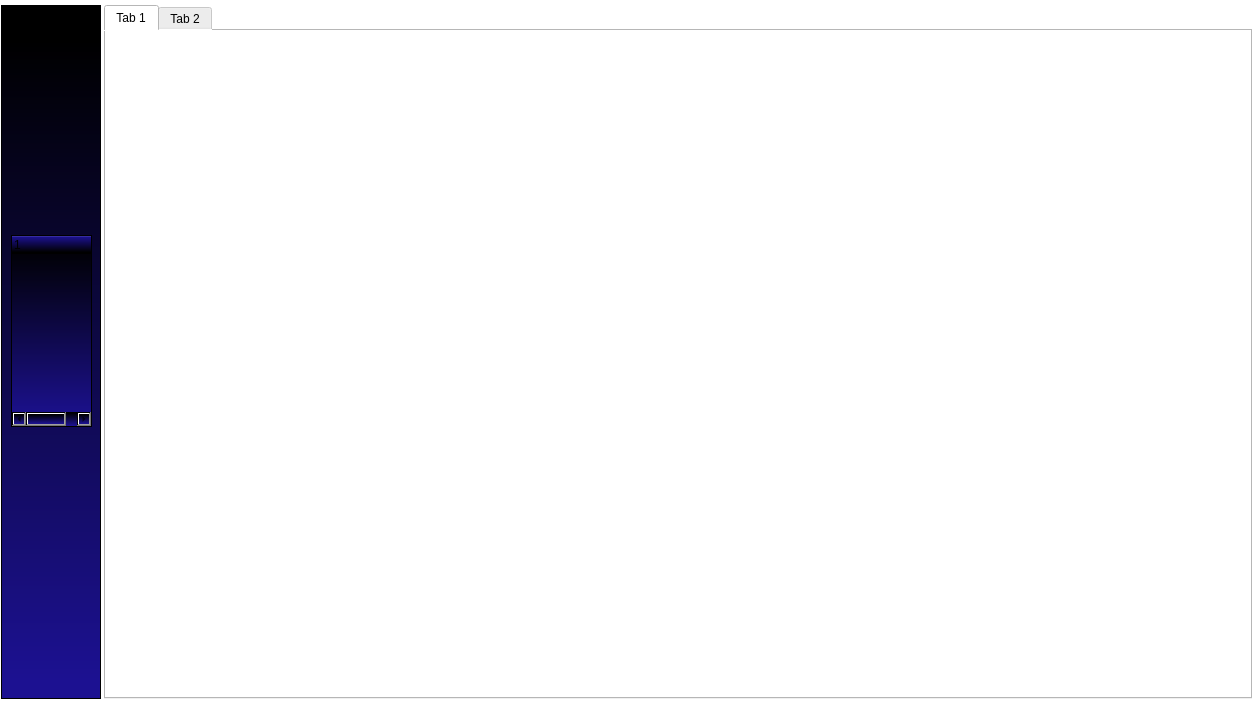
Before: the Qt Designer form mainwindow.ui in totocr4ft/modus, drawn with Qt 5.
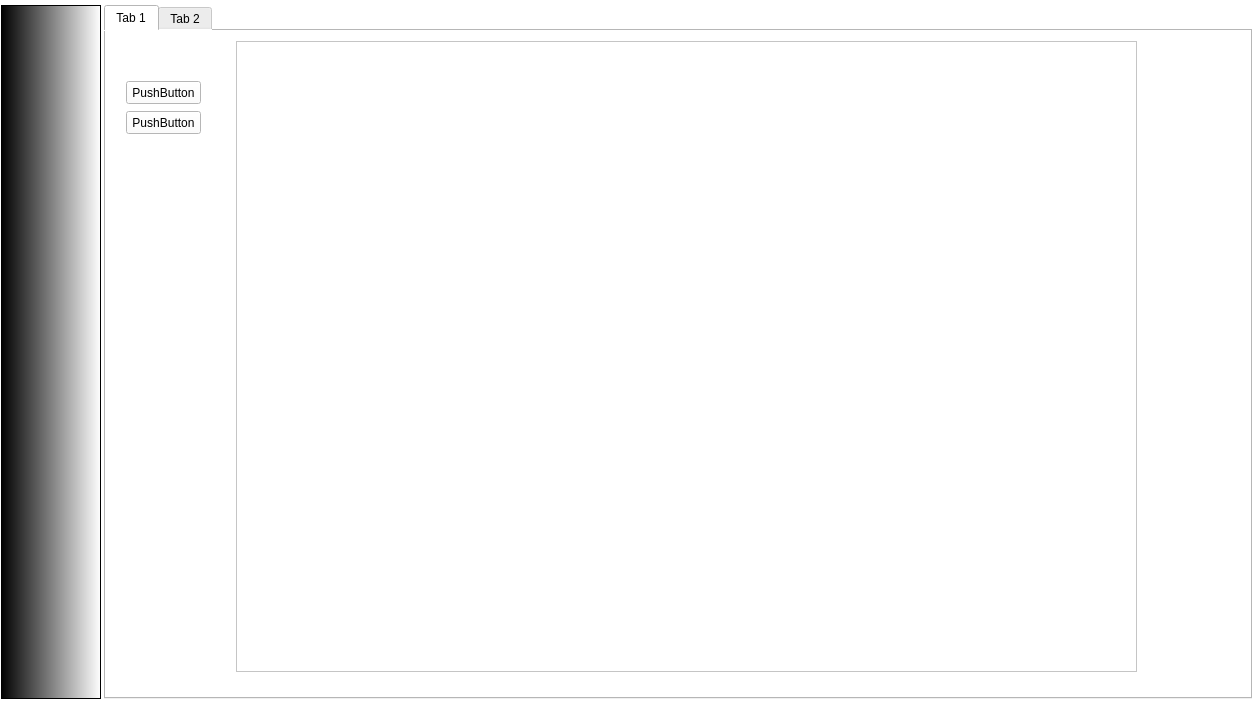
After: the same form once the commit is applied.

Diff of the .ui file:
```diff
--- a/mainwindow.ui
+++ b/mainwindow.ui
@@ -51,8 +51,7 @@
        </size>
       </property>
       <property name="styleSheet">
-       <string notr="true">background-color:#8298ff;
-background-color: qlineargradient(spread:pad, x1:0, y1:1, x2:0, y2:0, stop:0.0284091 rgba(28, 17, 145, 255), stop:0.948864 rgba(0, 0, 0, 255));</string>
+       <string notr="true">background-color: qlineargradient(spread:pad, x1:0, y1:0, x2:1, y2:0, stop:0 rgba(0, 0, 0, 255), stop:1 rgba(255, 255, 255, 255));</string>
       </property>
       <property name="frameShape">
        <enum>QFrame::StyledPanel</enum>
@@ -60,21 +59,6 @@
       <property name="frameShadow">
        <enum>QFrame::Raised</enum>
       </property>
-      <widget class="QTreeWidget" name="treeWidget">
-       <property name="geometry">
-        <rect>
-         <x>10</x>
-         <y>230</y>
-         <width>81</width>
-         <height>192</height>
-        </rect>
-       </property>
-       <column>
-        <property name="text">
-         <string notr="true">1</string>
-        </property>
-       </column>
-      </widget>
      </widget>
     </item>
     <item row="0" column="1">
@@ -89,6 +73,42 @@
        <attribute name="title">
         <string>Tab 1</string>
        </attribute>
+       <widget class="QPushButton" name="pushButton">
+        <property name="geometry">
+         <rect>
+          <x>20</x>
+          <y>80</y>
+          <width>75</width>
+          <height>23</height>
+         </rect>
+        </property>
+        <property name="text">
+         <string>PushButton</string>
+        </property>
+       </widget>
+       <widget class="QPushButton" name="pushButton_2">
+        <property name="geometry">
+         <rect>
+          <x>20</x>
+          <y>50</y>
+          <width>75</width>
+          <height>23</height>
+         </rect>
+        </property>
+        <property name="text">
+         <string>PushButton</string>
+        </property>
+       </widget>
+       <widget class="QListWidget" name="listWidget">
+        <property name="geometry">
+         <rect>
+          <x>130</x>
+          <y>10</y>
+          <width>901</width>
+          <height>631</height>
+         </rect>
+        </property>
+       </widget>
       </widget>
       <widget class="QWidget" name="tab_2">
        <attribute name="title">
```
